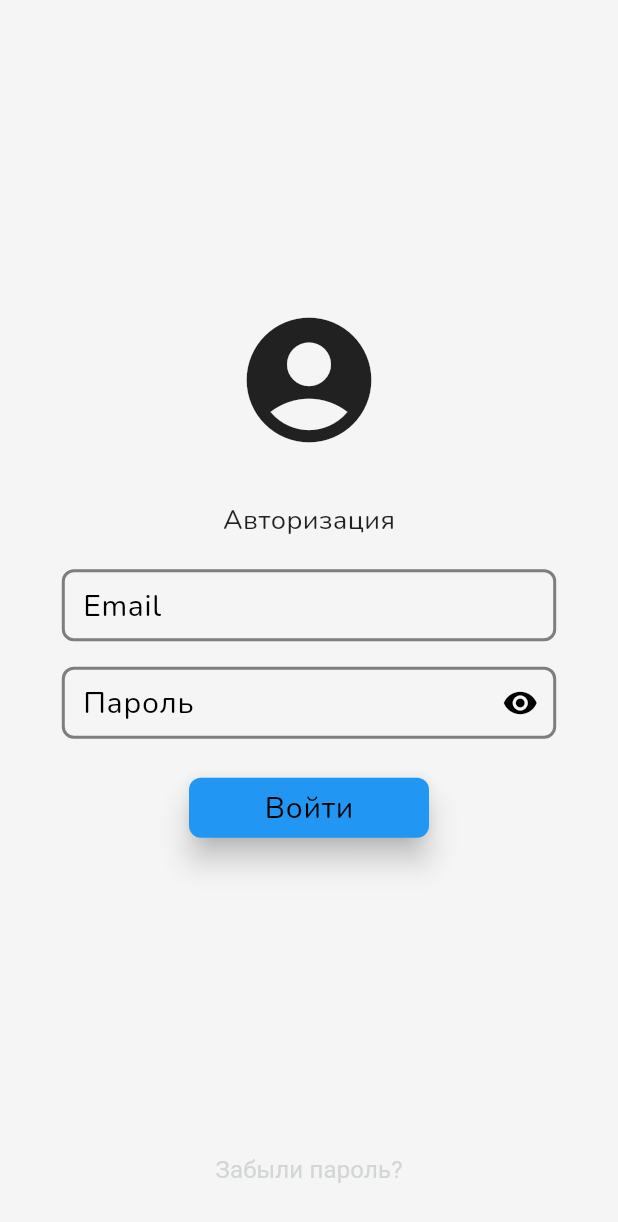
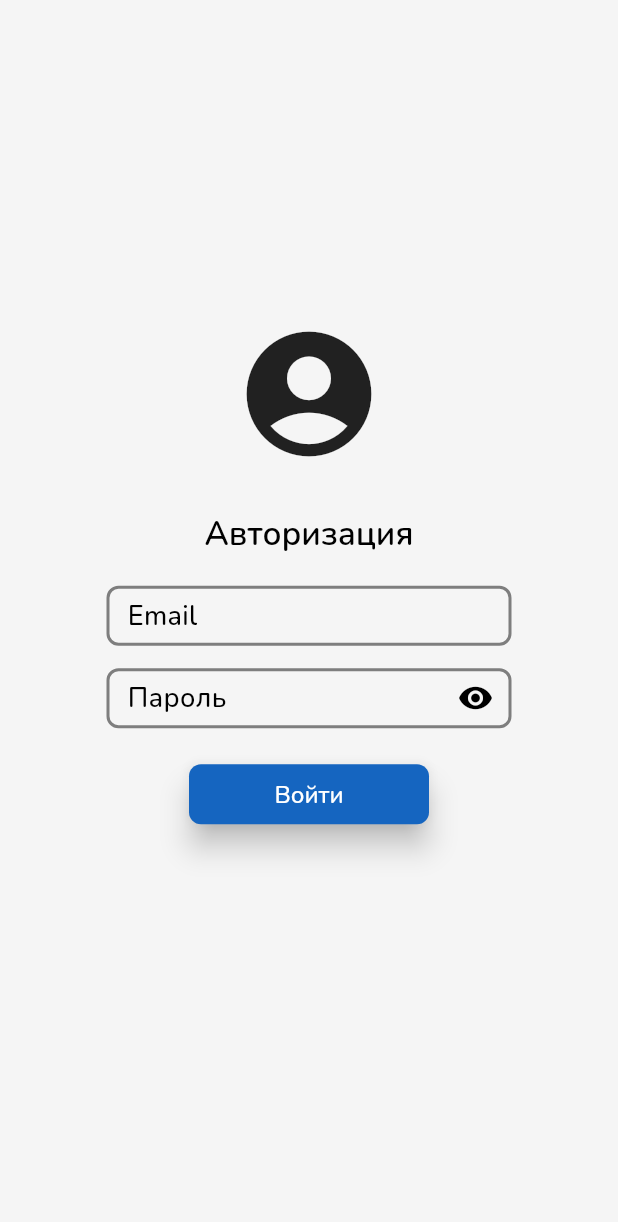
Before and after one commit to nakito-own/Lifeguard-app, a Flutter app: the screen it shows after launch, on a phone screen of 412 x 824 dp. Shown: the top 1222 px of the screen. Run offline on Flutter 3.47's test engine with Material 3 defaults, Android fonts, the phone set to English and light mode, and no system bars; our stand-ins replace file_picker, google_fonts, responsive_builder, shared_preferences, table_calendar.

Commit message:
Minor update using ThemeData

```diff
--- a/lib/api-services/api_keys.dart
+++ b/lib/api-services/api_keys.dart
@@ -1,2 +1,2 @@
-final API_URL = '31.31.207.139';
+final API_URL = '89.104.69.172';
 final API_PORT = '8000';
--- a/lib/screens/login_screen.dart
+++ b/lib/screens/login_screen.dart
@@ -3,7 +3,6 @@ import 'package:lifeguard/widgets/app-widgets/custom_button.dart';
 import 'package:lifeguard/widgets/app-widgets/custom_textfield.dart';
 import 'package:lifeguard/api-services/login_service.dart';
 import 'package:lifeguard/widgets/app-widgets/error_widget.dart';
-import 'package:lifeguard/widgets/app-widgets/transparent_button.dart';
 
 class LoginScreen extends StatefulWidget {
 
@@ -38,7 +37,7 @@ class _LoginScreenState extends State<LoginScreen> {
   @override
   Widget build(BuildContext context) {
     double fieldWidth = MediaQuery.of(context).size.width * 0.8;
-    double fieldHeight = 50;
+    double fieldHeight = 40;
 
     return Scaffold(
       body: Center(
@@ -46,7 +45,7 @@ class _LoginScreenState extends State<LoginScreen> {
           padding: const EdgeInsets.all(20.0),
           child: ConstrainedBox(
             constraints: BoxConstraints(
-              maxWidth: 400
+              maxWidth: 270
             ),
             child: Column(
               mainAxisAlignment: MainAxisAlignment.center,
@@ -54,7 +53,7 @@ class _LoginScreenState extends State<LoginScreen> {
                 Spacer(),
                 Icon(Icons.account_circle, size: 100),
                 SizedBox(height: 30),
-                Text('Авторизация', style: TextStyle(fontSize: 18)),
+                Text('Авторизация', style: TextTheme.of(context).titleLarge),
                 SizedBox(height: 20),
                 CustomTextField(
                   text: '',
@@ -102,9 +101,9 @@ class _LoginScreenState extends State<LoginScreen> {
                 ),
                 Spacer(),
                 SizedBox(height: 10),
-                TransparentButton(
-                  text: 'Забыли пароль?',
-                  onPressed: () => _showErrorDialog('Функция недоступна, обращайтесь к @Gooseandra'),
+                TextButton(
+                    onPressed: () => _showErrorDialog('Функция недоступна \n oбращайтесь к @Gooseandra'),
+                    child: Text('Забыли пароль?')
                 ),
               ],
             ),
--- a/lib/screens/settings_screen.dart
+++ b/lib/screens/settings_screen.dart
@@ -14,6 +14,7 @@ class SettingsScreen extends StatelessWidget {
       drawer: AppDrawer(),
       appBar: AppBar(title: const Text('Настройки')),
       body: SafeArea(
+        child: Center(
           child: Column(
             children: [
               Container(
@@ -31,7 +32,7 @@ class SettingsScreen extends StatelessWidget {
                   crossAxisAlignment: CrossAxisAlignment.center,
                   mainAxisAlignment: MainAxisAlignment.start,
                   children: [
-                  Text('Тёмная тема:', style: TextTheme.of(context).bodyLarge),
+                    Text('Тёмная тема:', style: TextTheme.of(context).bodyMedium),
                     Spacer(),
                     Switch(
                       value: themeProvider.themeMode == ThemeMode.dark,
@@ -45,6 +46,7 @@ class SettingsScreen extends StatelessWidget {
             ],
           ),
         ),
+      ),
     );
   }
 }
--- a/lib/styles/themes/app_dark_theme.dart
+++ b/lib/styles/themes/app_dark_theme.dart
@@ -19,7 +19,7 @@ class AppDarkTheme {
 
   static ColorScheme _colorScheme = ColorScheme.dark(
     primary: Colors.grey[800]!,
-    secondary: const Color(373333),
+    secondary: Colors.orange[800]!,
     surface: const Color(0xFF2B2828),
     error: const Color(0xFFCF6679),
     onPrimary: Colors.white,
@@ -29,9 +29,10 @@ class AppDarkTheme {
   );
 
   static TextTheme _textTheme = TextTheme(
-    bodyLarge: GoogleFonts.nunito(fontSize: 18, fontWeight: FontWeight.w400, color: Colors.white),
-    bodyMedium: GoogleFonts.nunito(fontSize: 14, fontWeight: FontWeight.w400, color: Colors.white70),
-    bodySmall: GoogleFonts.nunito(fontSize: 12, fontWeight: FontWeight.w400, color: Colors.white60),
+    bodyLarge: GoogleFonts.nunito(fontSize: 20, fontWeight: FontWeight.w600, color: Colors.white),
+    bodyMedium: GoogleFonts.nunito(fontSize: 18, fontWeight: FontWeight.w500, color: Colors.grey[100]),
+    displayMedium: GoogleFonts.nunito(fontSize: 18, fontWeight: FontWeight.w500, color: Colors.white),
+    bodySmall: GoogleFonts.nunito(fontSize: 14, fontWeight: FontWeight.w400, color: Colors.white60),
     titleLarge: GoogleFonts.nunito(fontSize: 22, fontWeight: FontWeight.w600, color: Colors.white),
   );
 
--- a/lib/styles/themes/app_light_theme.dart
+++ b/lib/styles/themes/app_light_theme.dart
@@ -7,6 +7,7 @@ class AppLightTheme {
     brightness: Brightness.light,
     colorScheme: _colorScheme,
     scaffoldBackgroundColor: _colorScheme.surface,
+
     appBarTheme: AppBarTheme(
       backgroundColor: _colorScheme.surface,
       foregroundColor: _colorScheme.onPrimary,
@@ -17,21 +18,22 @@ class AppLightTheme {
     elevatedButtonTheme: _elevatedButtonTheme,
   );
 
-  static const ColorScheme _colorScheme = ColorScheme.light(
-    primary: Colors.black12,
-    secondary: Color(0xFFFFA000),
-    surface: Color(0xFFF5F5F5),
-    error: Color(0xFFD32F2F),
+  static ColorScheme _colorScheme = ColorScheme.light(
+    primary: Colors.grey[100]!,
+    secondary: Colors.blue[800]!,
+    surface: const Color(0xFFF5F5F5),
+    error: const Color(0xFFD32F2F),
     onPrimary: Colors.black,
-    onSecondary: Colors.black,
+    onSecondary: Colors.white,
     onSurface: Colors.black,
     onError: Colors.white,
   );
 
   static TextTheme _textTheme = TextTheme(
-    bodyLarge: GoogleFonts.nunito(fontSize: 20, fontWeight: FontWeight.w400, color: Colors.black),
-    bodyMedium: GoogleFonts.nunito(fontSize: 14, fontWeight: FontWeight.w400, color: Colors.black87),
-    bodySmall: GoogleFonts.nunito(fontSize: 12, fontWeight: FontWeight.w400, color: Colors.black54),
+    bodyLarge: GoogleFonts.nunito(fontSize: 18, fontWeight: FontWeight.w600, color: Colors.black),
+    bodyMedium: GoogleFonts.nunito(fontSize: 18, fontWeight: FontWeight.w500, color: Colors.black),
+    displayMedium: GoogleFonts.nunito(fontSize: 16, fontWeight: FontWeight.w500, color: Colors.white),
+    bodySmall: GoogleFonts.nunito(fontSize: 14, fontWeight: FontWeight.w400, color: Colors.black54),
     titleLarge: GoogleFonts.nunito(fontSize: 22, fontWeight: FontWeight.w600, color: Colors.black),
   );
 
--- a/lib/widgets/app-widgets/app_drawer.dart
+++ b/lib/widgets/app-widgets/app_drawer.dart
@@ -3,7 +3,6 @@ import 'package:lifeguard/widgets/app-widgets/custom_drawer_button.dart';
 import 'package:lifeguard/widgets/app-widgets/custom_exit_button.dart';
 import 'package:lifeguard/utils/permissions_manager.dart';
 import 'package:lifeguard/models/user_model.dart';
-
 import '../../api-services/image_service.dart';
 
 class AppDrawer extends StatelessWidget {
@@ -16,6 +15,7 @@ class AppDrawer extends StatelessWidget {
     return Drawer(
       child: Column(
         children: <Widget>[
+          SizedBox(height: 15),
           Padding(
             padding: const EdgeInsets.only(top: 42),
             child: FutureBuilder<Map<String, dynamic>?>(
--- a/lib/widgets/app-widgets/custom_button.dart
+++ b/lib/widgets/app-widgets/custom_button.dart
@@ -17,7 +17,6 @@ class CustomButton extends StatelessWidget {
   Widget build(BuildContext context) {
 
     final isDarkTheme = Theme.of(context).brightness == Brightness.dark;
-    final buttonColor = isDarkTheme ? Colors.orange[700] : Colors.blue;
     final shadowColor = isDarkTheme ? Colors.black : Colors.black;
     final buttonSize = MiniButton ? Size(160, 40) : Size(1000, 40);
 
@@ -27,7 +26,7 @@ class CustomButton extends StatelessWidget {
         onPressed: onPressed,
         style: ElevatedButton.styleFrom(
           maximumSize: buttonSize,
-          backgroundColor: buttonColor,
+          backgroundColor: ColorScheme.of(context).secondary,
           shadowColor: shadowColor,
           elevation: 8,
           shape: RoundedRectangleBorder(
@@ -37,7 +36,7 @@ class CustomButton extends StatelessWidget {
         child: Center(
           child: Text(
             buttonText,
-            style: TextTheme.of(context).bodyLarge
+            style: TextTheme.of(context).displayMedium,
           ),
         ),
       ),
--- a/lib/widgets/app-widgets/custom_textfield.dart
+++ b/lib/widgets/app-widgets/custom_textfield.dart
@@ -64,6 +64,7 @@ class _CustomTextFieldState extends State<CustomTextField> {
           width: widget.widthSize,
           height: widget.heightSize,
           child: TextField(
+            style: TextTheme.of(context).bodyMedium,
             maxLines: widget.lines,
             controller: widget.controller,
             obscureText: widget.isPass ? widget.isObscured : false,
@@ -75,12 +76,9 @@ class _CustomTextFieldState extends State<CustomTextField> {
               )
                   : null,
               labelText: widget.labelText,
+              labelStyle: TextTheme.of(context).bodyMedium,
               hintText: widget.text,
-              hintStyle: TextStyle(
-                fontSize: 16,
-                fontWeight: FontWeight.w400,
-                color: Color(0xff7e7e7e),
-              ),
+              hintStyle: TextTheme.of(context).bodySmall,
               contentPadding: EdgeInsets.symmetric(horizontal: 10),
               focusedBorder: OutlineInputBorder(
                 borderRadius: BorderRadius.circular(8),
--- a/lib/widgets/profile-widgets/profile_header_widget.dart
+++ b/lib/widgets/profile-widgets/profile_header_widget.dart
@@ -23,9 +23,7 @@ class ProfileHeaderWidget extends StatelessWidget {
           ),
           Text (
             SecondName + EmptyText + FirstName + EmptyText + Patronymic,
-            style: TextStyle(
-              fontSize: 20, fontWeight: FontWeight.bold
-            ),
+            style: TextTheme.of(context).bodyLarge
           ),
           SizedBox(
             height: 2,
```
Also changed, not shown: lib/screens/pofile_screen.dart (+10 -11 lines), lib/widgets/app-widgets/custom_drawer_button.dart (+4 -4 lines), lib/widgets/events-widgets/calendar_widget.dart (+15 -6 lines), lib/widgets/profile-widgets/my_info.dart (+14 -30 lines). Lines whose indentation alone changed are shown as unchanged.
